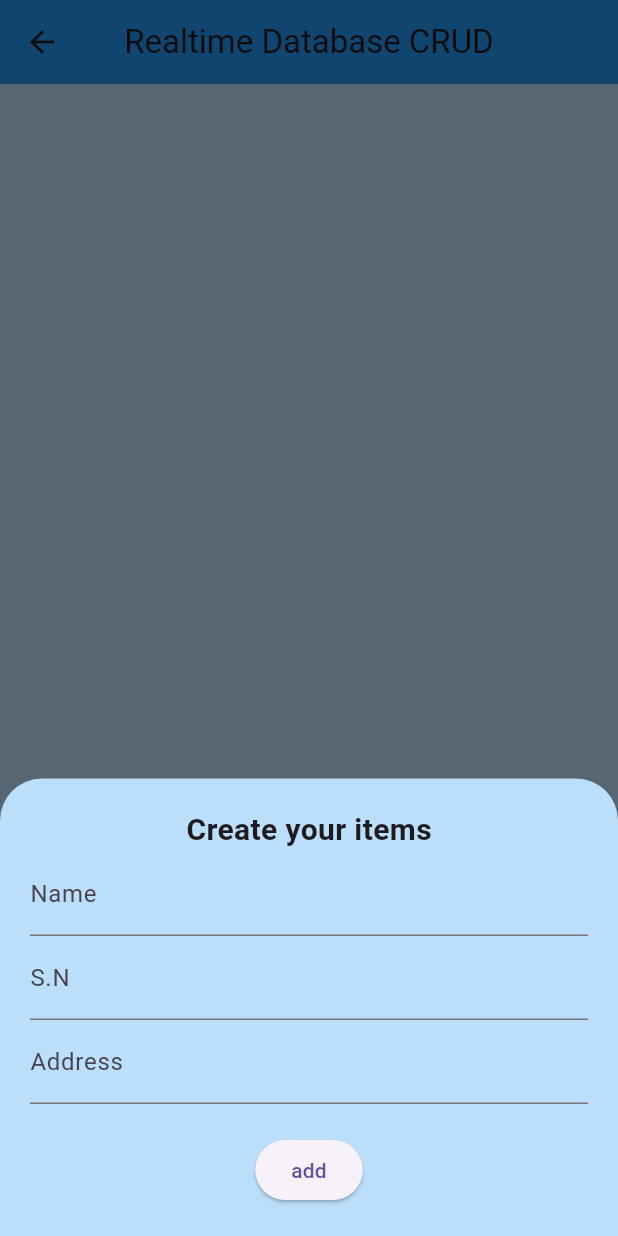
After one commit to Intelli-Hive/IntelliHive-Mobile, a Flutter app: the AddHivePage screen opened directly, after a tap on the "add" icon, on a phone screen of 412 x 824 dp. The commit adds this screen. Run offline on Flutter 3.47's test engine with Material 3 defaults, Android fonts, the phone set to English and light mode, and no system bars; drawn by our look-alikes of firebase_database; our stand-ins replace cloud_firestore, firebase_auth, firebase_core, flutter_svg, fluttertoast; accounts and stored records are empty.

Commit message:
Hive Page added
real time db done

```diff
--- /dev/null
+++ b/intellihive_mobile_app/lib/Pages/Hive_Page/create_bottom_sheet.dart
@@ -0,0 +1,81 @@
+import 'package:flutter/material.dart';
+import 'hive_main.dart';
+
+
+final TextEditingController nameController = TextEditingController();
+final TextEditingController snController = TextEditingController();
+final TextEditingController addressController = TextEditingController();
+
+void createBottomSheet(BuildContext context) {
+  showModalBottomSheet(
+      isScrollControlled: true,
+      backgroundColor: Colors.blue[100],
+      context: context,
+      builder: (BuildContext context) {
+        return Padding(
+          padding: EdgeInsets.only(
+            top: 20,
+            right: 20,
+            left: 20,
+            bottom: MediaQuery.of(context).viewInsets.bottom + 20,
+          ),
+          child: Column(
+            mainAxisAlignment: MainAxisAlignment.start,
+            mainAxisSize: MainAxisSize.min,
+            children: [
+              const Center(
+                child: Text(
+                  "Create your items",
+                  style: TextStyle(
+                    fontSize: 20,
+                    fontWeight: FontWeight.bold,
+                  ),
+                ),
+              ),
+              TextField(
+                controller: nameController,
+                decoration: const InputDecoration(
+                  labelText: "Name",
+                  hintText: "eg.Elon",
+                ),
+              ),
+              TextField(
+                keyboardType: TextInputType.number,
+                controller: snController,
+                decoration: const InputDecoration(
+                  labelText: "S.N",
+                  hintText: "eg.1",
+                ),
+              ),
+              TextField(
+                controller: addressController,
+                decoration: const InputDecoration(
+                  labelText: "Address",
+                  hintText: "eg.UK",
+                ),
+              ),
+              const SizedBox(
+                height: 20,
+              ),
+              ElevatedButton(
+                  onPressed: () {
+                    final id = DateTime.now().microsecond.toString();
+                    databaseReference.child(id).set({
+                      'name': nameController.text.toString(),
+                      'sn': snController.text.toString(),
+                      'address': addressController.text.toString(),
+                      'id': id //It's give the unique id every time.
+                    });
+                    // For clear the controller
+                    nameController.clear();
+                    snController.clear();
+                    addressController.clear();
+                    //For Dismiss the keyboard afte adding items
+                    Navigator.pop(context);
+                  },
+                  child: const Text("add"))
+            ],
+          ),
+        );
+      });
+}
--- /dev/null
+++ b/intellihive_mobile_app/lib/Pages/Hive_Page/hive_main.dart
@@ -0,0 +1,103 @@
+import 'package:firebase_database/firebase_database.dart';
+import 'package:firebase_database/ui/firebase_animated_list.dart';
+import 'package:flutter/material.dart';
+import 'update_bottom_sheet.dart';
+import 'create_bottom_sheet.dart';
+
+class AddHivePage extends StatefulWidget {
+  AddHivePage({Key? key}) : super(key: key);
+
+  @override
+  State<AddHivePage> createState() => _AddHivePageState();
+}
+
+final databaseReference = FirebaseDatabase.instance.ref("IntelliHiveDatas");
+
+class _AddHivePageState extends State<AddHivePage> {
+
+  @override
+  Widget build(BuildContext context) {
+    return Scaffold(
+      resizeToAvoidBottomInset: true,
+      backgroundColor: Colors.blue[100],
+      appBar: AppBar(
+        backgroundColor: Colors.blue,
+        centerTitle: true,
+        title: const Text("Realtime Database CRUD"),
+      ),
+      // For Read/Display Operaion
+      body: Column(
+        children: [
+          Expanded(
+              child: FirebaseAnimatedList(
+                  query: databaseReference,
+                  itemBuilder: (context, snapshot, index, animation) {
+                    return Card(
+                      shape: RoundedRectangleBorder(
+                        borderRadius: BorderRadius.circular(20),
+                      ),
+                      margin: const EdgeInsets.all(10),
+                      child: ListTile(
+                        title: Text(
+                          snapshot.child("name").value.toString(),
+                          style: const TextStyle(
+                            fontWeight: FontWeight.bold,
+                            fontSize: 20,
+                          ),
+                        ),
+                        subtitle:
+                        Text(snapshot.child("address").value.toString()),
+                        leading: CircleAvatar(
+                            backgroundColor: Colors.blue[100],
+                            child: Text(snapshot.child("sn").value.toString())),
+                        trailing: PopupMenuButton(
+                          icon: const Icon(Icons.more_vert),
+                          itemBuilder: (context) => [
+                            // For Update Operation
+                            PopupMenuItem(
+                              value: 1,
+                              child: ListTile(
+                                onTap: () {
+                                  Navigator.pop(context);
+                                  updateBottomSheet(
+                                    context,
+                                    snapshot.child("name").value.toString(),
+                                    snapshot.child("id").value.toString(),
+                                    snapshot.child("sn").value.toString(),
+                                    snapshot.child("address").value.toString(),
+                                  );
+                                },
+                                leading: const Icon(Icons.edit),
+                                title: const Text("Edit"),
+                              ),
+                            ),
+                            // For Delete Operation
+                            PopupMenuItem(
+                              value: 2,
+                              child: ListTile(
+                                onTap: () {
+                                  Navigator.pop(context);
+                                  databaseReference
+                                      .child(
+                                      snapshot.child('id').value.toString())
+                                      .remove();
+                                },
+                                leading: const Icon(Icons.delete),
+                                title: const Text("Delete"),
+                              ),
+                            ),
+                          ],
+                        ),
+                      ),
+                    );
+                  }))
+        ],
+      ),
+      // For Create Operation
+      floatingActionButton: FloatingActionButton(
+        onPressed: () => createBottomSheet(context),
+        child: const Icon(Icons.add),
+      ),
+    );
+  }
+}
--- a/intellihive_mobile_app/lib/main.dart
+++ b/intellihive_mobile_app/lib/main.dart
@@ -4,7 +4,7 @@ import 'package:flutter/material.dart';
 
 import 'Pages/Home_Page/home_main.dart';
 import 'Pages/Profile_Page/profile_main.dart';
-import 'Pages/page3.dart';
+import 'Pages/Hive_Page/hive_main.dart';
 
 import 'package:firebase_core/firebase_core.dart';
 
@@ -59,7 +59,7 @@ class _PageViewDemoState extends State<PageViewDemo> {
         controller: _pageController,
         children: [
           HomePage(),
-          Page2(),
+          AddHivePage(),
           ProfilePage(),
         ],
         onPageChanged: onPageChange,
@@ -73,7 +73,7 @@ class _PageViewDemoState extends State<PageViewDemo> {
       currentIndex: selectedPage,
       items: [
         BottomNavigationBarItem(label: "HomePage", icon: Icon(Icons.pages)),
-        BottomNavigationBarItem(label: "Page2", icon: Icon(Icons.pages)),
+        BottomNavigationBarItem(label: "HivePage", icon: Icon(Icons.pages)),
         BottomNavigationBarItem(label: "ProfilePage", icon: Icon(Icons.pages)),
       ],
       onTap: (int index) {
```
Also changed, not shown: intellihive_mobile_app/lib/Pages/Hive_Page/update_bottom_sheet.dart (added, +78 -0 lines), intellihive_mobile_app/lib/Pages/page3.dart (deleted, +0 -23 lines).
